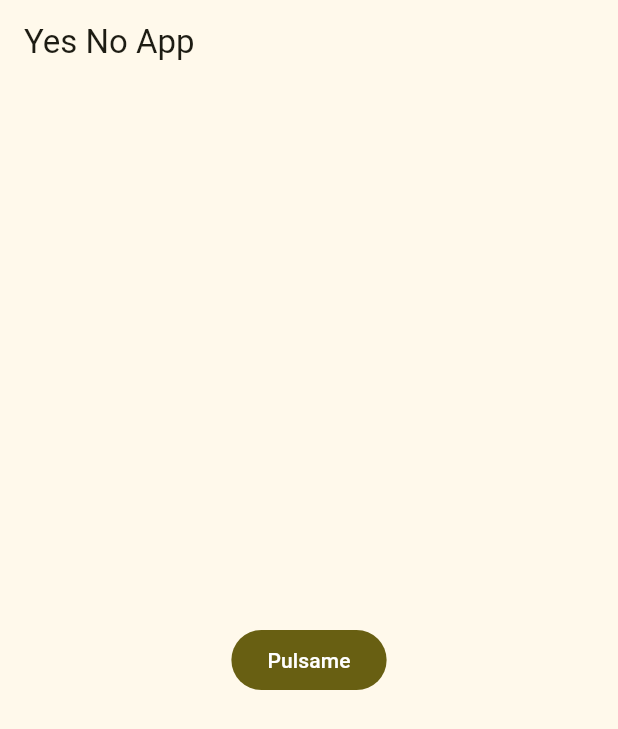
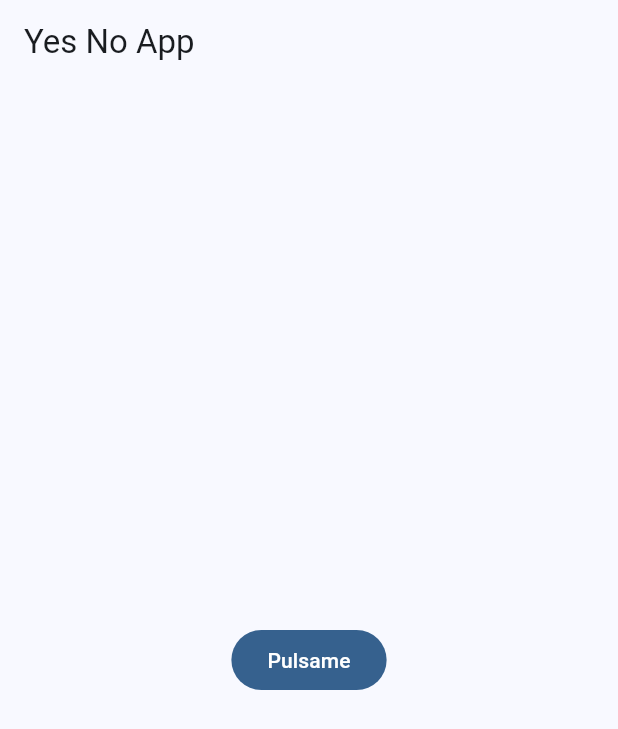
Before and after one commit to JeffersonCabello/Yes-No-Maybe-App, a Flutter app: the screen it shows after launch, on a phone screen of 412 x 824 dp. Shown: the top 729 px of the screen. Run offline on Flutter 3.47's test engine with Material 3 defaults, Android fonts, the phone set to English and light mode, and no system bars.

Commit message:
Para gente normal

```diff
--- a/lib/config/theme/app_theme.dart
+++ b/lib/config/theme/app_theme.dart
@@ -13,9 +13,14 @@ const List<Color> _colorThemes = [
 
 class AppTheme {
   final int selectedColor;
-  AppTheme({this.selectedColor = 0});
+  AppTheme({this.selectedColor = 0})
+      : assert(selectedColor >= 0 && selectedColor < _colorThemes.length,
+            "Los colores deben estar entre 0 y ${_colorThemes.length - 1}");
 
   ThemeData theme() {
-    return ThemeData(useMaterial3: true, colorSchemeSeed: _colorThemes[4]);
+    return ThemeData(
+        useMaterial3: true,
+        colorSchemeSeed: _colorThemes[selectedColor],
+        brightness: Brightness.light);
   }
 }
--- a/lib/main.dart
+++ b/lib/main.dart
@@ -11,7 +11,7 @@ class MyApp extends StatelessWidget {
     return MaterialApp(
       title: 'Yes No App',
       debugShowCheckedModeBanner: false,
-      theme: AppTheme().theme(),
+      theme: AppTheme(selectedColor: 1).theme(),
       home: Scaffold(
         appBar: AppBar(
           title: const Text('Yes No App'),
```
